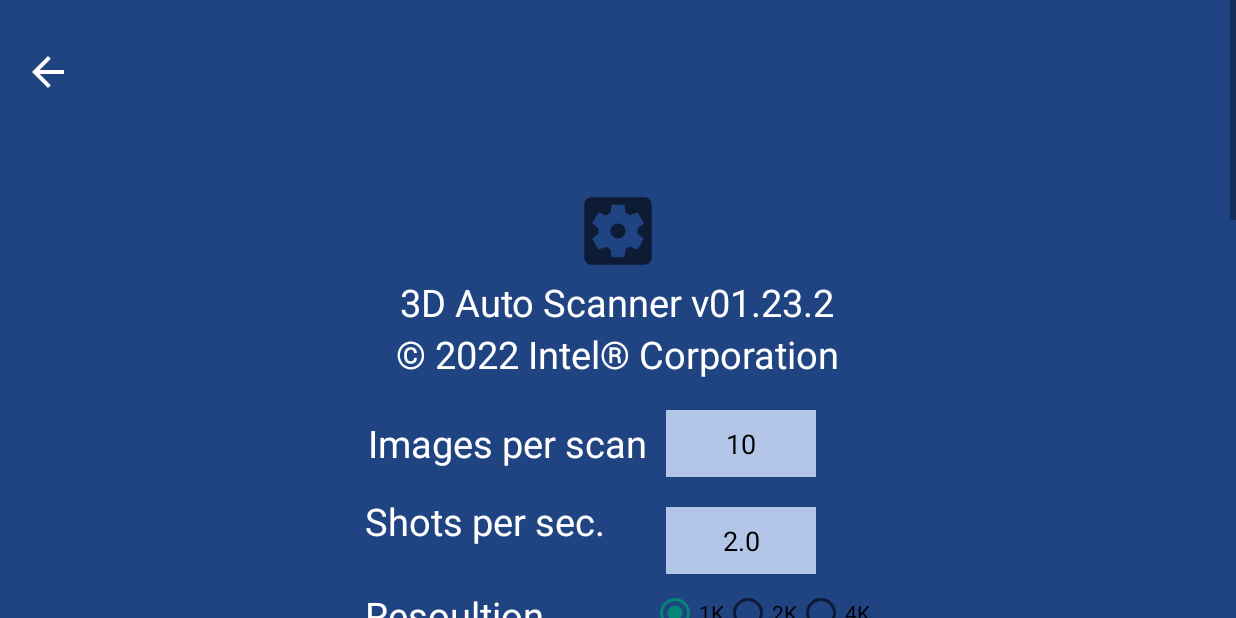
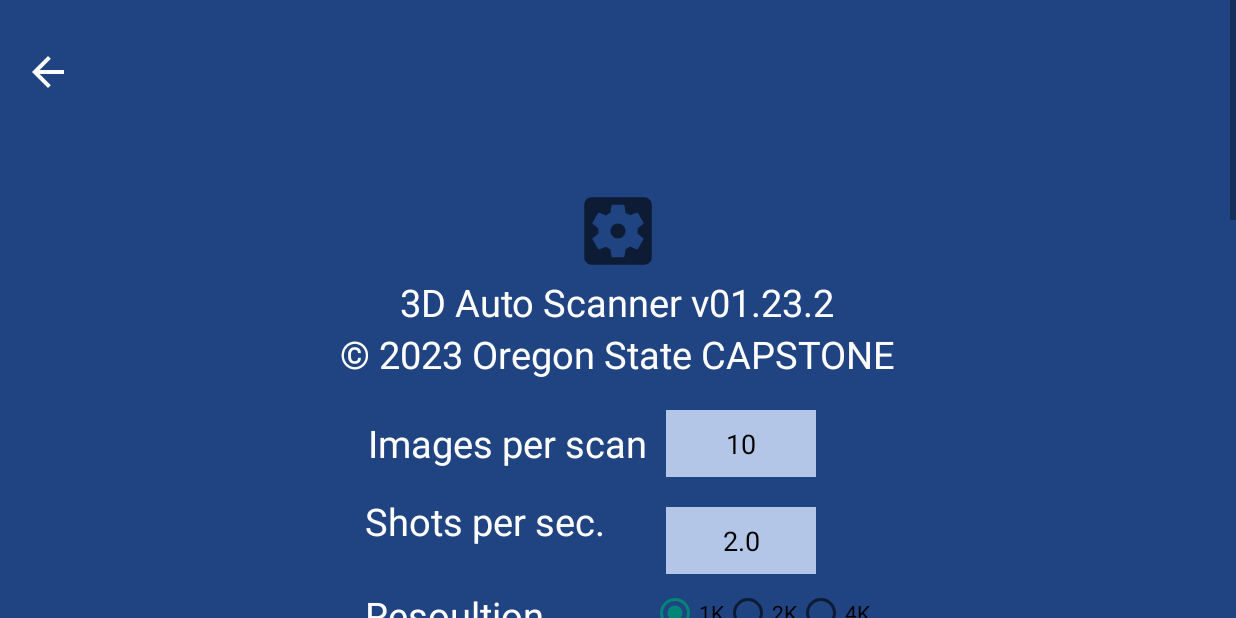
Before and after one commit to axelwp/applications.iot.augmented-reality.intelligent-augmentation.dynamic-camera-capture, an Android app: the SettingsFragment screen opened through its navigation route, on a phone screen of 824 x 412 dp (held sideways). Run offline under Robolectric (Android 15) with nearby library versions, the phone set to English and light mode, and no system bars; libraries missing offline, so code that uses them is left out: dji.sdk.sdkmanager, org.pytorch; plain views replace ElegantNumberButton; 5 statements that could not run were skipped.

Commit message:
Update fragment_settings.xml

```diff
--- a/app/src/main/res/layout/fragment_settings.xml
+++ b/app/src/main/res/layout/fragment_settings.xml
@@ -46,7 +46,7 @@
     <TextView
         android:layout_width="wrap_content"
         android:layout_height="wrap_content"
-        android:text="© 2022 Intel® Corporation"
+        android:text="© 2023 Oregon State CAPSTONE"
         android:textSize="@dimen/settings_text_size"
         android:textColor="@color/colorWhite"
         android:textStyle="normal"
```
